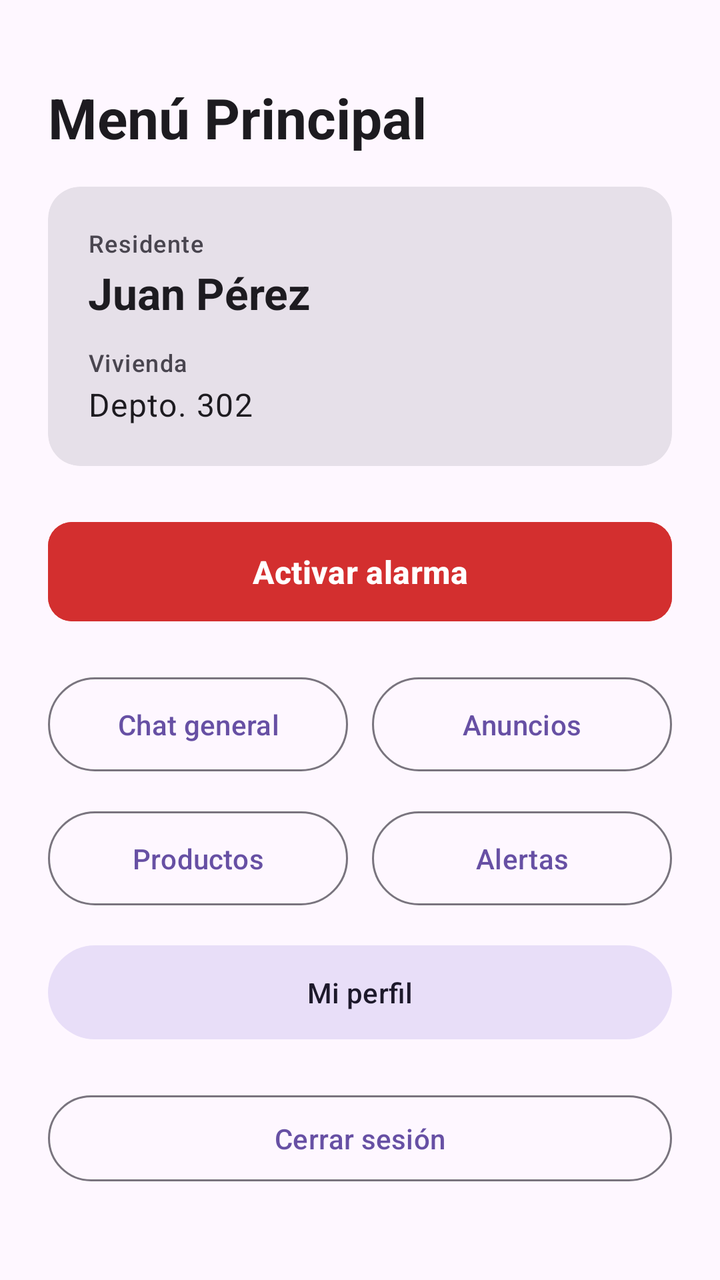
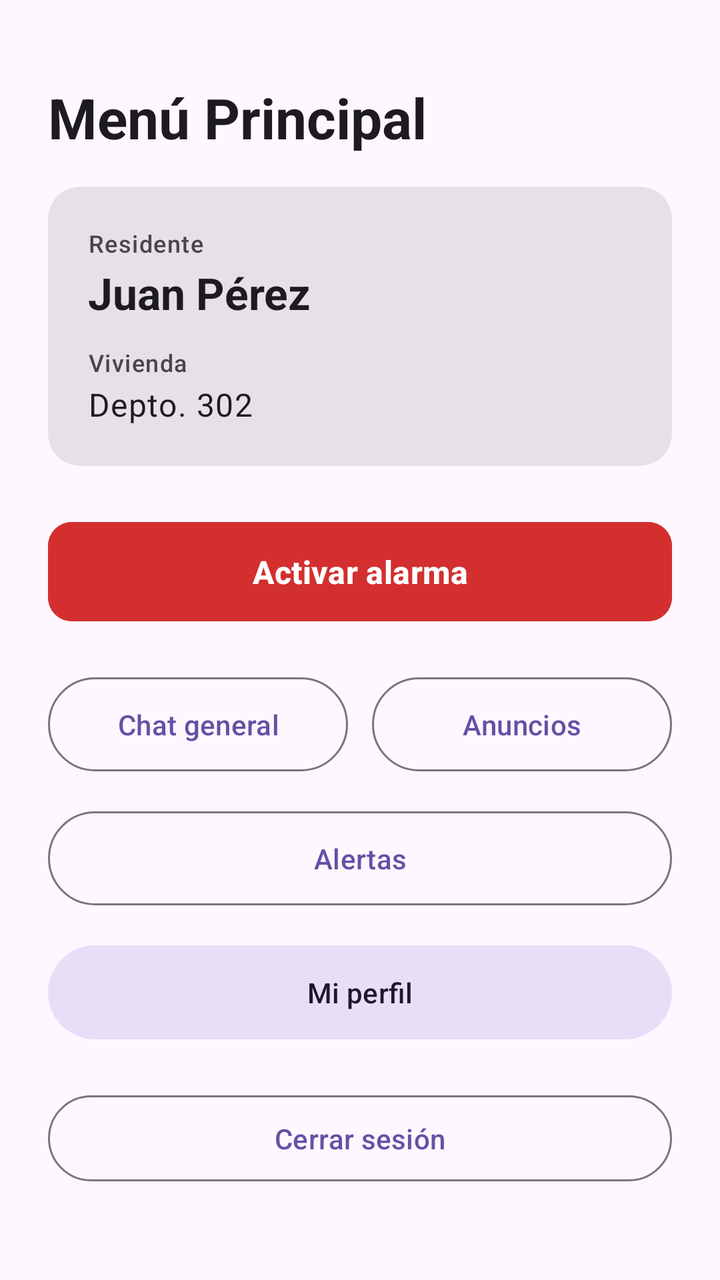

Screens rendered from an Android XML layout before and after an edit, with the pre-edit source and the edit as a unified diff.
<!-- AndroidManifest.xml: application theme Theme.ComunidadConectada -->
<!-- res/layout/activity_home.xml -->
<?xml version="1.0" encoding="utf-8"?>
<androidx.core.widget.NestedScrollView xmlns:android="http://schemas.android.com/apk/res/android"
    xmlns:app="http://schemas.android.com/apk/res-auto"
    xmlns:tools="http://schemas.android.com/tools"
    android:id="@+id/main_home"
    android:layout_width="match_parent"
    android:layout_height="match_parent"
    android:fillViewport="true"
    tools:context=".HomeActivity">

    <androidx.constraintlayout.widget.ConstraintLayout
        android:layout_width="match_parent"
        android:layout_height="wrap_content"
        android:padding="24dp">

        
        <TextView
            android:id="@+id/tv_home_title"
            android:layout_width="0dp"
            android:layout_height="wrap_content"
            android:layout_marginTop="16dp"
            android:text="@string/title_home"
            android:textAppearance="?attr/textAppearanceHeadlineMedium"
            android:textStyle="bold"
            app:layout_constraintEnd_toEndOf="parent"
            app:layout_constraintStart_toStartOf="parent"
            app:layout_constraintTop_toTopOf="parent" />

        
        <com.google.android.material.card.MaterialCardView
            android:id="@+id/card_residente"
            style="@style/Widget.Material3.CardView.Filled"
            android:layout_width="0dp"
            android:layout_height="wrap_content"
            android:layout_marginTop="16dp"
            app:cardCornerRadius="16dp"
            app:layout_constraintEnd_toEndOf="parent"
            app:layout_constraintStart_toStartOf="parent"
            app:layout_constraintTop_toBottomOf="@id/tv_home_title">

            <androidx.constraintlayout.widget.ConstraintLayout
                android:layout_width="match_parent"
                android:layout_height="wrap_content"
                android:padding="20dp">

                <TextView
                    android:id="@+id/tv_label_residente"
                    android:layout_width="0dp"
                    android:layout_height="wrap_content"
                    android:text="@string/label_residente"
                    android:textAppearance="?attr/textAppearanceLabelMedium"
                    android:textColor="?attr/colorOnSurfaceVariant"
                    app:layout_constraintEnd_toEndOf="parent"
                    app:layout_constraintStart_toStartOf="parent"
                    app:layout_constraintTop_toTopOf="parent" />

                
                <TextView
                    android:id="@+id/tv_nombre_residente"
                    android:layout_width="0dp"
                    android:layout_height="wrap_content"
                    android:layout_marginTop="2dp"
                    android:text="@string/sample_nombre_residente"
                    android:textAppearance="?attr/textAppearanceTitleLarge"
                    android:textStyle="bold"
                    app:layout_constraintEnd_toEndOf="parent"
                    app:layout_constraintStart_toStartOf="parent"
                    app:layout_constraintTop_toBottomOf="@id/tv_label_residente" />

                <TextView
                    android:id="@+id/tv_label_vivienda"
                    android:layout_width="0dp"
                    android:layout_height="wrap_content"
                    android:layout_marginTop="12dp"
                    android:text="@string/label_vivienda"
                    android:textAppearance="?attr/textAppearanceLabelMedium"
                    android:textColor="?attr/colorOnSurfaceVariant"
                    app:layout_constraintEnd_toEndOf="parent"
                    app:layout_constraintStart_toStartOf="parent"
                    app:layout_constraintTop_toBottomOf="@id/tv_nombre_residente" />

                
                <TextView
                    android:id="@+id/tv_numero_vivienda"
                    android:layout_width="0dp"
                    android:layout_height="wrap_content"
                    android:layout_marginTop="2dp"
                    android:text="@string/sample_numero_vivienda"
                    android:textAppearance="?attr/textAppearanceBodyLarge"
                    app:layout_constraintEnd_toEndOf="parent"
                    app:layout_constraintStart_toStartOf="parent"
                    app:layout_constraintTop_toBottomOf="@id/tv_label_vivienda" />

            </androidx.constraintlayout.widget.ConstraintLayout>
        </com.google.android.material.card.MaterialCardView>

        
        <com.google.android.material.button.MaterialButton
            android:id="@+id/btn_activar_alarma"
            android:layout_width="0dp"
            android:layout_height="wrap_content"
            android:layout_marginTop="24dp"
            android:backgroundTint="@color/alarm_red"
            android:paddingVertical="14dp"
            android:text="@string/btn_activar_alarma"
            android:textAppearance="?attr/textAppearanceTitleMedium"
            android:textColor="@color/white"
            android:textStyle="bold"
            app:cornerRadius="12dp"
            app:layout_constraintEnd_toEndOf="parent"
            app:layout_constraintStart_toStartOf="parent"
            app:layout_constraintTop_toBottomOf="@id/card_residente" />

        
        <com.google.android.material.button.MaterialButton
            android:id="@+id/btn_chat_general"
            style="@style/Widget.Material3.Button.OutlinedButton"
            android:layout_width="0dp"
            android:layout_height="wrap_content"
            android:layout_marginTop="20dp"
            android:layout_marginEnd="6dp"
            android:paddingVertical="14dp"
            android:text="@string/btn_chat_general"
            app:layout_constraintEnd_toStartOf="@id/btn_anuncios"
            app:layout_constraintHorizontal_weight="1"
            app:layout_constraintStart_toStartOf="parent"
            app:layout_constraintTop_toBottomOf="@id/btn_activar_alarma" />

        
        <com.google.android.material.button.MaterialButton
            android:id="@+id/btn_anuncios"
            style="@style/Widget.Material3.Button.OutlinedButton"
            android:layout_width="0dp"
            android:layout_height="wrap_content"
            android:layout_marginStart="6dp"
            android:paddingVertical="14dp"
            android:text="@string/btn_anuncios"
            app:layout_constraintEnd_toEndOf="parent"
            app:layout_constraintHorizontal_weight="1"
            app:layout_constraintStart_toEndOf="@id/btn_chat_general"
            app:layout_constraintTop_toTopOf="@id/btn_chat_general" />

        
        <com.google.android.material.button.MaterialButton
            android:id="@+id/btn_productos"
            style="@style/Widget.Material3.Button.OutlinedButton"
            android:layout_width="0dp"
            android:layout_height="wrap_content"
            android:layout_marginTop="12dp"
            android:layout_marginEnd="6dp"
            android:paddingVertical="14dp"
            android:text="@string/btn_productos"
            app:layout_constraintEnd_toStartOf="@id/btn_alertas"
            app:layout_constraintHorizontal_weight="1"
            app:layout_constraintStart_toStartOf="parent"
            app:layout_constraintTop_toBottomOf="@id/btn_chat_general" />

        
        <com.google.android.material.button.MaterialButton
            android:id="@+id/btn_alertas"
            style="@style/Widget.Material3.Button.OutlinedButton"
            android:layout_width="0dp"
            android:layout_height="wrap_content"
            android:layout_marginStart="6dp"
            android:paddingVertical="14dp"
            android:text="@string/btn_alertas"
            app:layout_constraintEnd_toEndOf="parent"
            app:layout_constraintHorizontal_weight="1"
            app:layout_constraintStart_toEndOf="@id/btn_productos"
            app:layout_constraintTop_toTopOf="@id/btn_productos" />

        
        <com.google.android.material.button.MaterialButton
            android:id="@+id/btn_mi_perfil"
            style="@style/Widget.Material3.Button.TonalButton"
            android:layout_width="0dp"
            android:layout_height="wrap_content"
            android:layout_marginTop="12dp"
            android:paddingVertical="14dp"
            android:text="@string/btn_mi_perfil"
            app:layout_constraintEnd_toEndOf="parent"
            app:layout_constraintStart_toStartOf="parent"
            app:layout_constraintTop_toBottomOf="@id/btn_productos" />

        
        <com.google.android.material.button.MaterialButton
            android:id="@+id/btn_cerrar_sesion"
            style="@style/Widget.Material3.Button.OutlinedButton"
            android:layout_width="0dp"
            android:layout_height="wrap_content"
            android:layout_marginTop="20dp"
            android:paddingVertical="12dp"
            android:text="@string/btn_cerrar_sesion"
            app:layout_constraintEnd_toEndOf="parent"
            app:layout_constraintStart_toStartOf="parent"
            app:layout_constraintTop_toBottomOf="@id/btn_mi_perfil" />

    </androidx.constraintlayout.widget.ConstraintLayout>
</androidx.core.widget.NestedScrollView>
<!-- resources referenced by this layout -->
<resources>
  <color name="alarm_red">#D32F2F</color>
  <color name="white">#FFFFFFFF</color>
  <string name="btn_activar_alarma">Activar alarma</string>
  <string name="btn_alertas">Alertas</string>
  <string name="btn_anuncios">Anuncios</string>
  <string name="btn_cerrar_sesion">Cerrar sesión</string>
  <string name="btn_chat_general">Chat general</string>
  <string name="btn_mi_perfil">Mi perfil</string>
  <string name="btn_productos">Productos</string>
  <string name="label_residente">Residente</string>
  <string name="label_vivienda">Vivienda</string>
  <string name="sample_nombre_residente">Juan Pérez</string>
  <string name="sample_numero_vivienda">Depto. 302</string>
  <string name="title_home">Menú Principal</string>
  <style name="Theme.ComunidadConectada" parent="Base.Theme.ComunidadConectada" />
  <style name="Base.Theme.ComunidadConectada" parent="Theme.Material3.DayNight.NoActionBar">
          
          
      </style>
</resources>

<!-- the commit's change to res/layout/activity_home.xml (unified diff, before → after) -->
@@ -141,19 +141,6 @@
             app:layout_constraintTop_toTopOf="@id/btn_chat_general" />
 
         
-        <com.google.android.material.button.MaterialButton
-            android:id="@+id/btn_productos"
-            style="@style/Widget.Material3.Button.OutlinedButton"
-            android:layout_width="0dp"
-            android:layout_height="wrap_content"
-            android:layout_marginTop="12dp"
-            android:layout_marginEnd="6dp"
-            android:paddingVertical="14dp"
-            android:text="@string/btn_productos"
-            app:layout_constraintEnd_toStartOf="@id/btn_alertas"
-            app:layout_constraintHorizontal_weight="1"
-            app:layout_constraintStart_toStartOf="parent"
-            app:layout_constraintTop_toBottomOf="@id/btn_chat_general" />
 
         
         <com.google.android.material.button.MaterialButton
@@ -161,13 +148,12 @@
             style="@style/Widget.Material3.Button.OutlinedButton"
             android:layout_width="0dp"
             android:layout_height="wrap_content"
-            android:layout_marginStart="6dp"
+            android:layout_marginTop="12dp"
             android:paddingVertical="14dp"
             android:text="@string/btn_alertas"
             app:layout_constraintEnd_toEndOf="parent"
-            app:layout_constraintHorizontal_weight="1"
-            app:layout_constraintStart_toEndOf="@id/btn_productos"
-            app:layout_constraintTop_toTopOf="@id/btn_productos" />
+            app:layout_constraintStart_toStartOf="parent"
+            app:layout_constraintTop_toBottomOf="@id/btn_chat_general" />
 
         
         <com.google.android.material.button.MaterialButton
@@ -180,7 +166,7 @@
             android:text="@string/btn_mi_perfil"
             app:layout_constraintEnd_toEndOf="parent"
             app:layout_constraintStart_toStartOf="parent"
-            app:layout_constraintTop_toBottomOf="@id/btn_productos" />
+            app:layout_constraintTop_toBottomOf="@id/btn_alertas" />
 
         
         <com.google.android.material.button.MaterialButton
<!-- resource entries referenced after the edit -->
@@ -8,7 +8,6 @@
   <string name="btn_cerrar_sesion">Cerrar sesión</string>
   <string name="btn_chat_general">Chat general</string>
   <string name="btn_mi_perfil">Mi perfil</string>
-  <string name="btn_productos">Productos</string>
   <string name="label_residente">Residente</string>
   <string name="label_vivienda">Vivienda</string>
   <string name="sample_nombre_residente">Juan Pérez</string>
